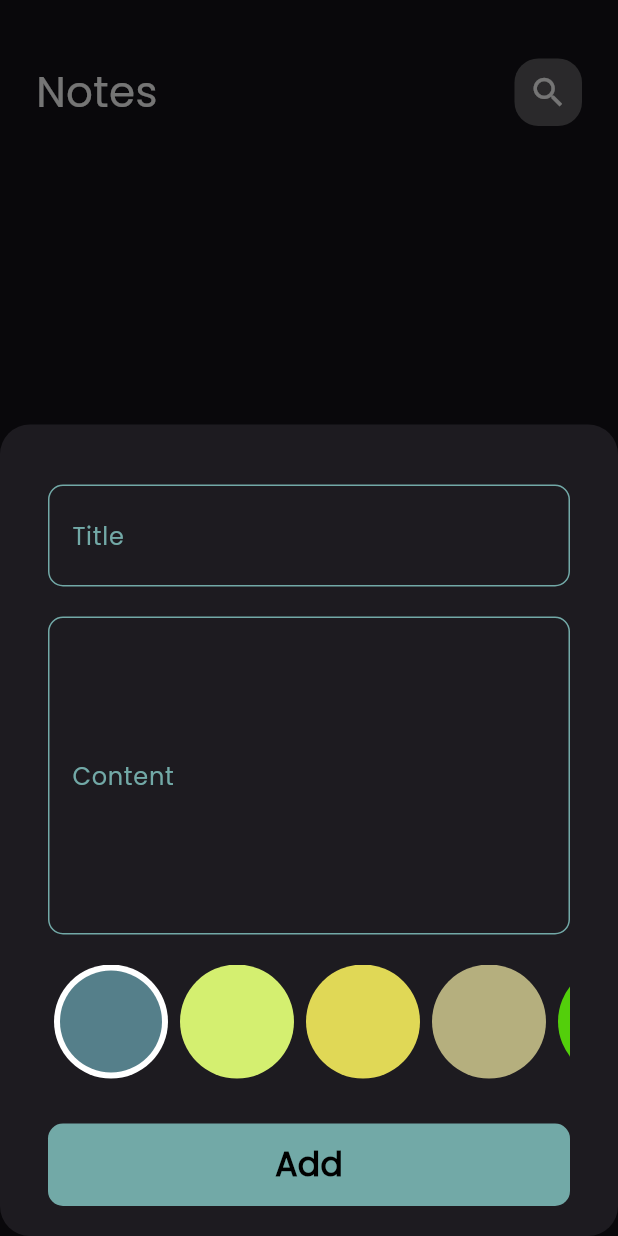
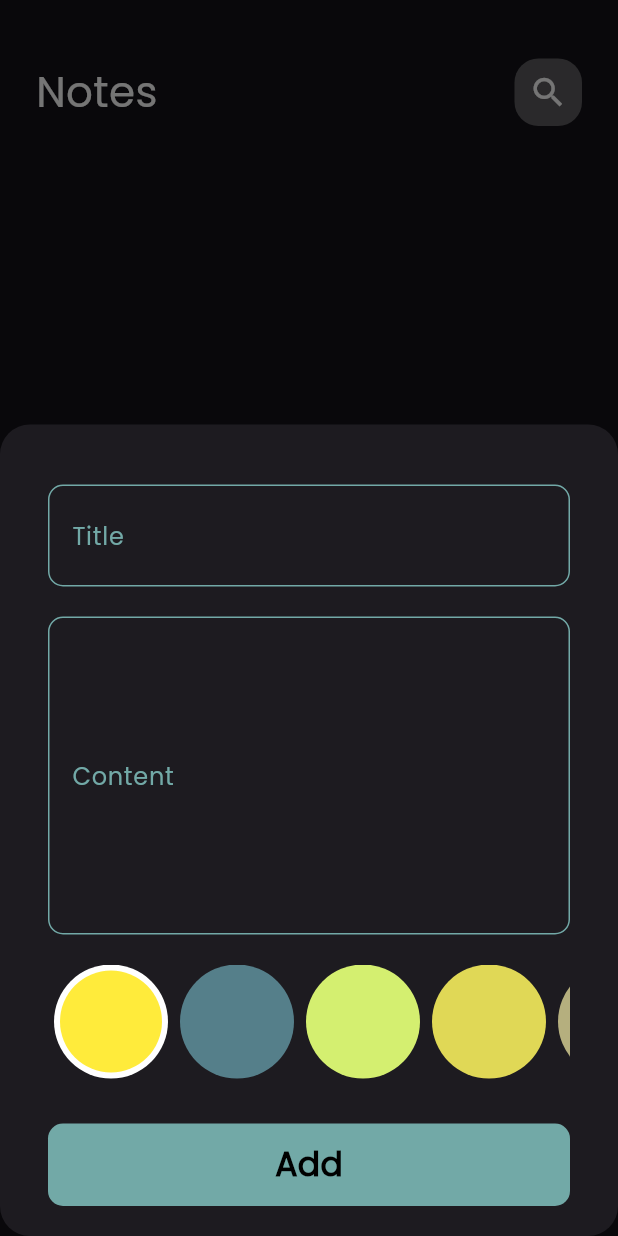
Before and after one commit to AmrMhmdBayoumi93/Notes-App, a Flutter app: the screen it shows after launch, after a tap on the "add" icon, on a phone screen of 412 x 824 dp. Run offline on Flutter 3.47's test engine with Material 3 defaults, Android fonts, the phone set to English and light mode, and no system bars; our stand-ins replace flutter_bloc, font_awesome_flutter, hive, hive_flutter; missing offline and left inert: dart:ffi; accounts and stored records are empty.

Commit message:
42. Add colors list to edit note view ...Last video

```diff
--- a/lib/cubits/add_note_cubit/add_note_cubit.dart
+++ b/lib/cubits/add_note_cubit/add_note_cubit.dart
@@ -18,9 +18,9 @@ import 'package:notesapp/models/note_model.dart';
   class   AddNoteCubit extends Cubit<AddNoteState>{   // <Parent State>
     AddNoteCubit() : super(AddNoteInitial());
 
-  Color color =Colors.yellow;
+  Color color =Colors.yellow;   //def value
 
-  void addNote(NoteModel note)async{
+  void addNote(NoteModel note) async {
     note.color=color.value;
     emit(AddNoteLoading());
 
--- a/lib/widgets/colors_list_view.dart
+++ b/lib/widgets/add_note_colors_list_view.dart
@@ -1,38 +1,10 @@
 
   import 'package:flutter/material.dart';
 import 'package:flutter_bloc/flutter_bloc.dart';
+import 'package:notesapp/constants.dart';
 import 'package:notesapp/cubits/add_note_cubit/add_note_cubit.dart';
+import 'package:notesapp/widgets/color_item.dart';
 
-class ColorItem extends StatelessWidget {
-
-final  bool isActive;
-
-final Color color;
-    const ColorItem ({super.key, required this.isActive, required this.color});
-
-
-    @override
-    Widget build(BuildContext context) {
-      return  isActive?  CircleAvatar(
-          backgroundColor: Colors.white,
-            radius: 38,
-          child: CircleAvatar(
-
-            backgroundColor:color,
-            radius: 34,
-
-          ),
-        ):  CircleAvatar(
-
-          backgroundColor: color,
-          radius: 38,
-
-
-
-      );
-    }
-
-    }
 
 
     class ColorsListView extends StatefulWidget {
@@ -48,18 +20,9 @@ class _ColorsListViewState extends State<ColorsListView> {
 
       int currentIndex=0 ;
 
-                      // 7 colors item
 
-  final List<Color>colors = const [
-    Color(0xff557F8A),
-       Color(0xffD4EF70),
-          Color(0xffE0D856),
-             Color.fromARGB(255, 181, 175, 126),
-                Color.fromARGB(255, 83, 207, 11),
-                Colors.yellow,
-                Colors.red,
 
-  ];
+
 
       @override
       Widget build(BuildContext context) {
@@ -80,7 +43,7 @@ class _ColorsListViewState extends State<ColorsListView> {
                     currentIndex=index;
                         // for send color to cubit variable of color
                     BlocProvider.of<AddNoteCubit>(context).color=colors[index];
-                      // update UI
+                      // for  update UI
                     setState(() {
 
                     });
--- a/lib/widgets/add_note_form.dart
+++ b/lib/widgets/add_note_form.dart
@@ -6,7 +6,7 @@ import 'package:intl/intl.dart';
 import 'package:notesapp/cubits/add_note_cubit/add_note_cubit.dart';
 import 'package:notesapp/cubits/add_note_cubit/add_note_state.dart';
 import 'package:notesapp/models/note_model.dart';
-import 'package:notesapp/widgets/colors_list_view.dart';
+import 'package:notesapp/widgets/add_note_colors_list_view.dart';
 import 'package:notesapp/widgets/custom_button.dart';
 import 'package:notesapp/widgets/custom_textfield.dart';
 
--- /dev/null
+++ b/lib/widgets/color_item.dart
@@ -0,0 +1,33 @@
+
+import 'package:flutter/material.dart';
+
+class ColorItem extends StatelessWidget {
+
+final  bool isActive;
+final Color color;
+
+    const ColorItem ({super.key, required this.isActive, required this.color});
+
+
+    @override
+    Widget build(BuildContext context) {
+      return  isActive?  CircleAvatar(
+          backgroundColor: Colors.white,
+            radius: 38,
+          child: CircleAvatar(
+
+            backgroundColor:color,
+            radius: 34,
+
+          ),
+        )  :  CircleAvatar(
+
+          backgroundColor: color,
+          radius: 38,
+
+
+
+      );
+    }
+
+    }
```
Also changed, not shown: lib/constants.dart (+18 -0 lines), lib/widgets/edit_note_colors_list.dart (added, +81 -0 lines), lib/widgets/edit_note_view_body.dart (+14 -0 lines).
